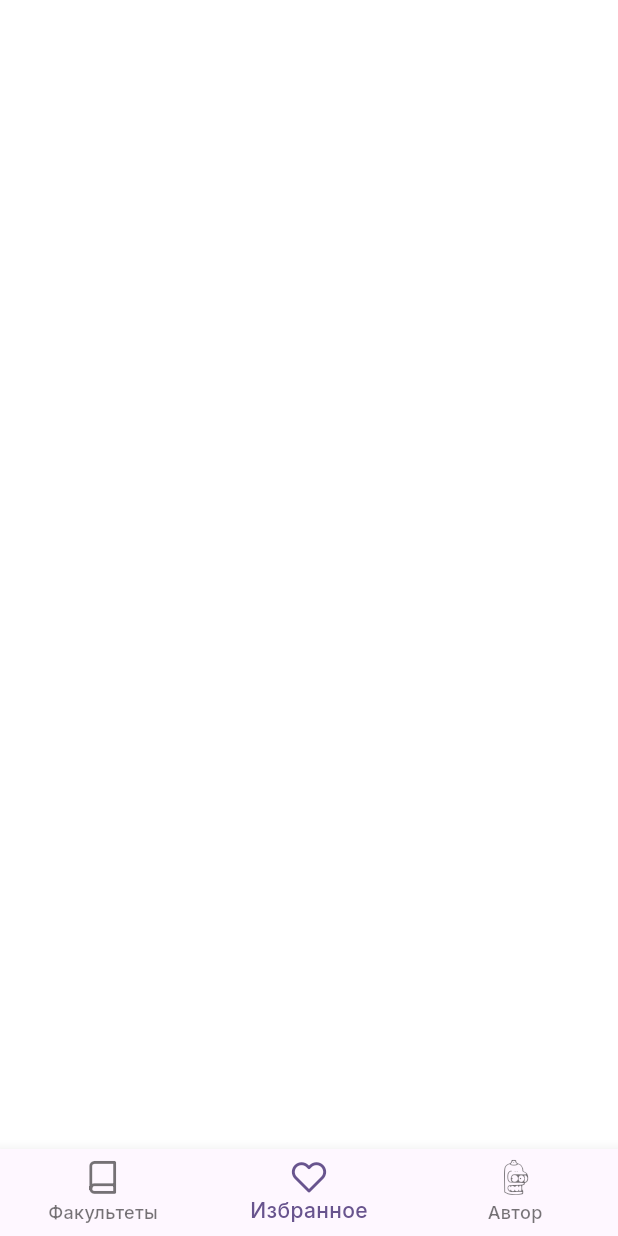
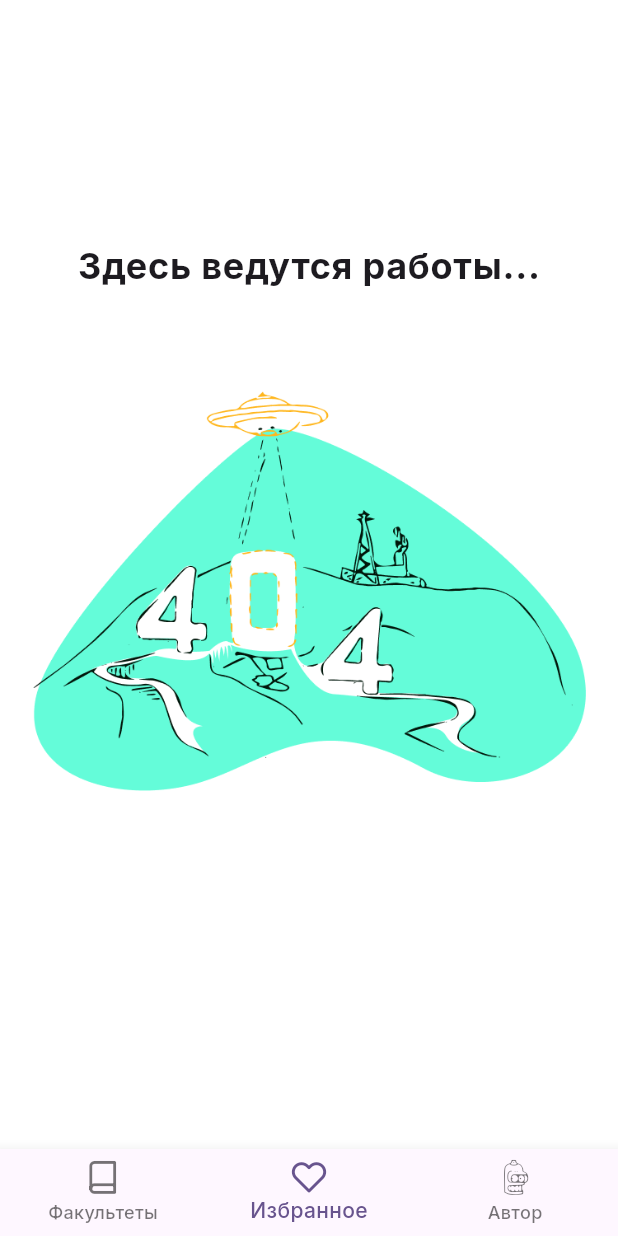
Before and after one commit to dmitryzag/schedule_KGPI_Flutter, a Flutter app: the FavoriteScreen screen opened by its route, on a phone screen of 412 x 824 dp. Run offline on Flutter 3.47's test engine with Material 2 defaults, Android fonts, the phone set to English and light mode, and no system bars; our stand-ins replace auto_route, google_fonts.

Commit message:
правки

```diff
--- a/lib/features/favorites/view/favorite_schedule.dart
+++ b/lib/features/favorites/view/favorite_schedule.dart
@@ -7,8 +7,23 @@ class FavoriteScreen extends StatelessWidget {
 
   @override
   Widget build(BuildContext context) {
+    final theme = Theme.of(context);
     return Scaffold(
-      body: Container(),
+      backgroundColor: theme.scaffoldBackgroundColor,
+      body: Container(
+        child: Center(
+          child: Column(
+            mainAxisAlignment: MainAxisAlignment.center,
+            children: [
+              Text(
+                'Здесь ведутся работы...',
+                style: theme.textTheme.bodyLarge,
+              ),
+              Image.asset('assets/images/NotFound.png')
+            ],
+          ),
+        ),
+      ),
     );
   }
 }
--- a/lib/features/home/view/home_screen.dart
+++ b/lib/features/home/view/home_screen.dart
@@ -21,7 +21,7 @@ class _HomeScreenState extends State<HomeScreen> {
         AuthorRoute(),
       ],
       curve: Curves.linear,
-      duration: Duration(milliseconds: 200),
+      duration: const Duration(milliseconds: 200),
       builder: (context, child, _) {
         final tabsRouter = AutoTabsRouter.of(context);
         return Scaffold(
```
Also changed, not shown: assets/images/NotFound.png (added).
